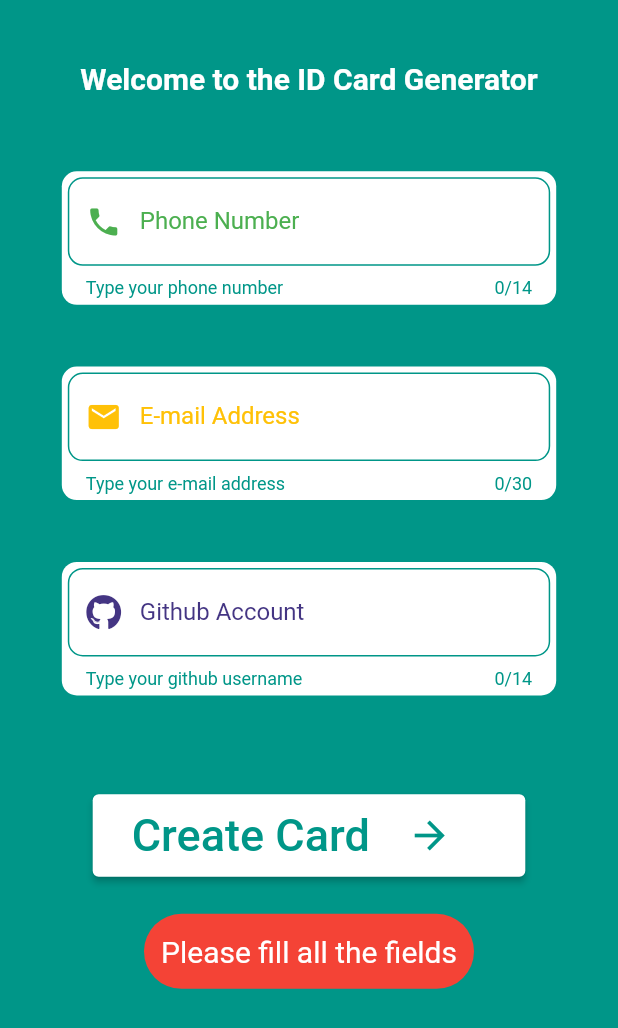
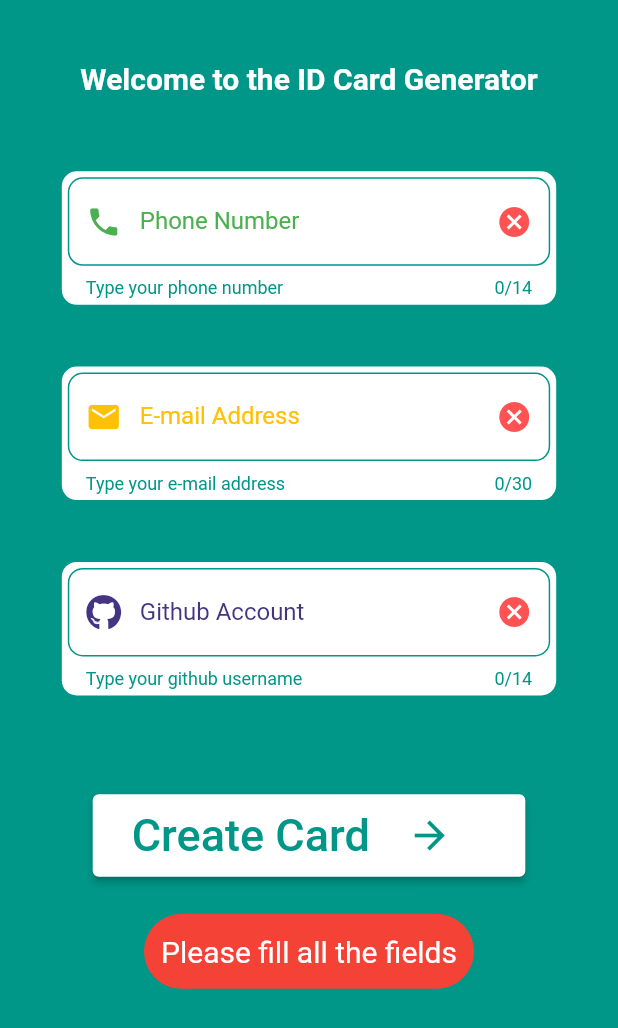
Before and after one commit to black-purple/dev_id_card, a Flutter app: the screen it shows after launch, on a phone screen of 412 x 824 dp. Shown: the top 1028 px of the screen. Run offline on Flutter 3.47's test engine with Material 2 defaults, Android fonts, the light colour scheme and no system bars; our stand-ins replace font_awesome_flutter, qr_flutter.

Commit message:
Fix:Textfiled issues fixed & added reset button

```diff
--- a/lib/pages/home_page.dart
+++ b/lib/pages/home_page.dart
@@ -87,7 +87,7 @@ class HomePage extends StatelessWidget {
                     iconColor: Colors.amber,
                     cardText: email,
                     afterIconSpace: 20,
-                    fontSize: 12,
+                    fontSize: 15,
                   ),
                   SizedBox(
                     height: 20,
--- a/lib/pages/input_page.dart
+++ b/lib/pages/input_page.dart
@@ -10,13 +10,13 @@ class InputPage extends StatefulWidget {
   _InputPageState createState() => _InputPageState();
 }
 
+TextEditingController phoneNumController = TextEditingController();
+TextEditingController emailController = TextEditingController();
+TextEditingController githubController = TextEditingController();
+
 class _InputPageState extends State<InputPage> {
   @override
   Widget build(BuildContext context) {
-    TextEditingController phoneNumController = TextEditingController();
-    TextEditingController emailController = TextEditingController();
-    TextEditingController githubController = TextEditingController();
-
     bool textfieldCheck() {
       String phoneNum, email, github;
 
@@ -77,6 +77,7 @@ class _InputPageState extends State<InputPage> {
                   borderRadius: BorderRadius.circular(10),
                 ),
                 child: TextField(
+                  keyboardType: TextInputType.phone,
                   controller: phoneNumController,
                   maxLength: 14,
                   decoration: InputDecoration(
@@ -94,6 +95,17 @@ class _InputPageState extends State<InputPage> {
                     prefixIcon: Icon(
                       Icons.phone,
                       color: Colors.green,
+                    ),
+                    suffixIcon: IconButton(
+                      icon: Icon(
+                        Icons.cancel,
+                        color: Colors.redAccent,
+                      ),
+                      onPressed: () {
+                        setState(() {
+                          phoneNumController.text = '';
+                        });
+                      },
                     ),
                     enabledBorder: OutlineInputBorder(
                       borderRadius: BorderRadius.circular(10.0),
@@ -140,6 +152,17 @@ class _InputPageState extends State<InputPage> {
                       Icons.mail,
                       color: Colors.amber,
                     ),
+                    suffixIcon: IconButton(
+                      icon: Icon(
+                        Icons.cancel,
+                        color: Colors.redAccent,
+                      ),
+                      onPressed: () {
+                        setState(() {
+                          emailController.text = '';
+                        });
+                      },
+                    ),
                     enabledBorder: OutlineInputBorder(
                       borderRadius: BorderRadius.circular(10.0),
                       borderSide: BorderSide(
@@ -166,6 +189,7 @@ class _InputPageState extends State<InputPage> {
                   borderRadius: BorderRadius.circular(10),
                 ),
                 child: TextField(
+                  keyboardType: TextInputType.name,
                   controller: githubController,
                   maxLength: 14,
                   decoration: InputDecoration(
@@ -183,6 +207,17 @@ class _InputPageState extends State<InputPage> {
                     prefixIcon: Icon(
                       FontAwesomeIcons.github,
                       color: Color(0xFF443583),
+                    ),
+                    suffixIcon: IconButton(
+                      icon: Icon(
+                        Icons.cancel,
+                        color: Colors.redAccent,
+                      ),
+                      onPressed: () {
+                        setState(() {
+                          githubController.text = '';
+                        });
+                      },
                     ),
                     enabledBorder: OutlineInputBorder(
                       borderRadius: BorderRadius.circular(10.0),
```
Also changed, not shown: lib/pages/qrcode_page.dart (+7 -7 lines), pubspec.lock.
